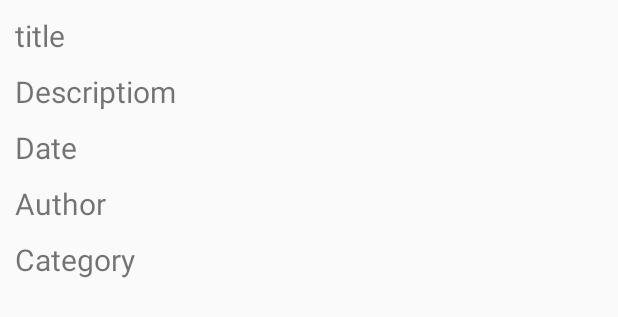
After one commit to VichitGit/Retrofit, an Android app: the layout item_custom_layout.xml on its own in the app's theme, with its tools: preview values and no code run, on a phone screen of 412 x 824 dp. The commit adds this screen. Shown: the top 317 px of the screen. Run offline under Robolectric (Android 15) with nearby library versions, the phone set to English and light mode, and no system bars; network calls fail.

Commit message:
Article Management System. http://110.74.194.125:1301/
Using RecylcerView to get data from Json

```diff
--- a/app/build.gradle
+++ b/app/build.gradle
@@ -30,4 +30,6 @@ dependencies {
 
     compile 'com.squareup.retrofit2:retrofit:2.3.0'
     compile 'com.squareup.retrofit2:converter-gson:2.3.0'
+    compile 'com.android.support:recyclerview-v7:25.3.1'
+    compile 'com.android.support:cardview-v7:25.3.1'
 }
--- a/app/src/main/java/developer/vichit/android/com/retrofit/Model/PostModel.java
+++ b/app/src/main/java/developer/vichit/android/com/retrofit/Model/PostModel.java
@@ -52,4 +52,6 @@ public class PostModel {
     public void setBody(String body) {
         this.body = body;
     }
+
+
 }
--- a/app/src/main/java/developer/vichit/android/com/retrofit/Model/ServiceGenerator.java
+++ b/app/src/main/java/developer/vichit/android/com/retrofit/Model/ServiceGenerator.java
@@ -18,7 +18,8 @@ public class ServiceGenerator {
     private static OkHttpClient.Builder httpClient = new OkHttpClient.Builder();
 
     private static Retrofit.Builder builder = new Retrofit.Builder()
-            .baseUrl("https://jsonplaceholder.typicode.com/")
+//            .baseUrl("https://jsonplaceholder.typicode.com/")
+            .baseUrl("http://110.74.194.125:1301/")
             .addConverterFactory(GsonConverterFactory.create());
 
     public static <S> S createService(Class<S> serviceClass) {
--- /dev/null
+++ b/app/src/main/res/layout/item_custom_layout.xml
@@ -0,0 +1,52 @@
+<?xml version="1.0" encoding="utf-8"?>
+<RelativeLayout xmlns:android="http://schemas.android.com/apk/res/android"
+    android:layout_width="match_parent"
+    android:layout_height="wrap_content"
+    android:layout_margin="10dp">
+
+    <TextView
+        android:id="@+id/tvTitle"
+        android:layout_width="wrap_content"
+        android:layout_height="wrap_content"
+        android:text="title"
+        android:textSize="20sp" />
+
+    <TextView
+        android:id="@+id/tvDescription"
+        android:layout_width="wrap_content"
+        android:layout_height="wrap_content"
+        android:layout_below="@+id/tvTitle"
+        android:layout_marginTop="10dp"
+        android:text="Descriptiom"
+        android:textSize="20sp" />
+
+    <TextView
+        android:id="@+id/tvDate"
+        android:layout_width="wrap_content"
+        android:layout_height="wrap_content"
+        android:layout_below="@+id/tvDescription"
+        android:layout_marginTop="10dp"
+        android:text="Date"
+        android:textSize="20sp" />
+
+    <TextView
+        android:id="@+id/tvAuthor"
+        android:layout_width="wrap_content"
+        android:layout_height="wrap_content"
+        android:layout_below="@+id/tvDate"
+        android:layout_marginTop="10dp"
+        android:text="Author"
+        android:textSize="20sp" />
+
+    <TextView
+        android:id="@+id/tvCategory"
+        android:layout_width="wrap_content"
+        android:layout_height="wrap_content"
+        android:layout_below="@+id/tvAuthor"
+        android:layout_marginTop="10dp"
+        android:text="Category"
+        android:textSize="20sp" />
+
+
+
+</RelativeLayout>
```
Also changed, not shown: app/src/main/java/developer/vichit/android/com/retrofit/MainActivity.java (+40 -13 lines), app/src/main/java/developer/vichit/android/com/retrofit/Model/ArticelRespone.java (added, +297 -0 lines), app/src/main/java/developer/vichit/android/com/retrofit/adapter/CustomAdapter.java (added, +71 -0 lines), app/src/main/java/developer/vichit/android/com/retrofit/interfacce_generator/PostArticelService.java (added, +13 -0 lines), app/src/main/res/layout/activity_main.xml (+6 -10 lines).
